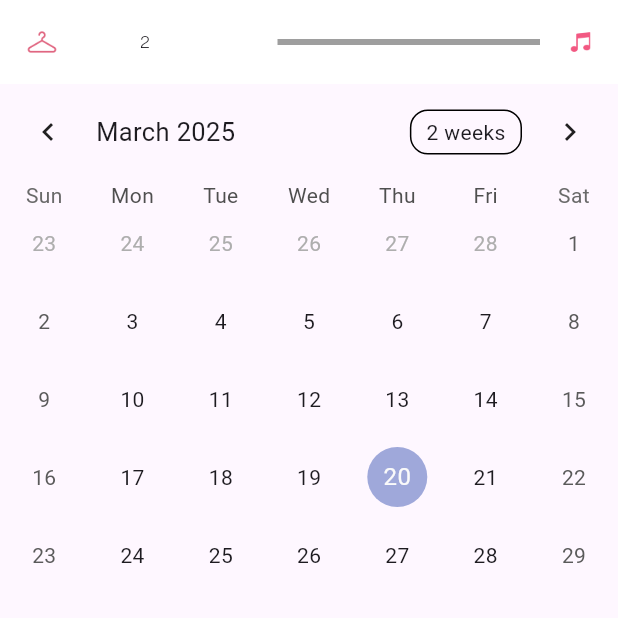
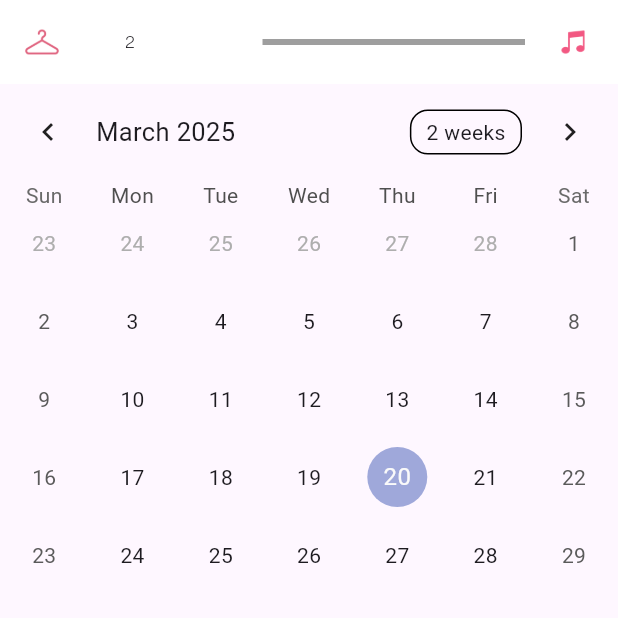
Before and after one commit to projectth2010/nexky_app, a Flutter app: the screen it shows after launch, on a phone screen of 412 x 824 dp, the top half of it. Run offline on Flutter 3.47's test engine with Material 3 defaults, Android fonts, the phone set to English and light mode, and no system bars; drawn by our look-alikes of table_calendar.

Commit message:
Update custom_app_bar.dart

```diff
--- a/lib/custom_app_bar.dart
+++ b/lib/custom_app_bar.dart
@@ -14,8 +14,8 @@
       leading: IconButton(
         icon: Image.asset(
                   'assets/ic_stick_bow.png',
-                  width: 34, // Adjust size as needed
-                  height: 34,
+                  width: 44, // Adjust size as needed
+                  height: 44,
                 ),
         onPressed: onHandymanPressed,
       ),
@@ -42,8 +42,8 @@
                 onTap: onMusicNotePressed, // Handle tap event
                 child: Image.asset(
                   'assets/ic_melody.png',
-                  width: 34, // Adjust size as needed
-                  height: 34,
+                  width: 44, // Adjust size as needed
+                  height: 44,
                 ),
               ),
             ],
```
